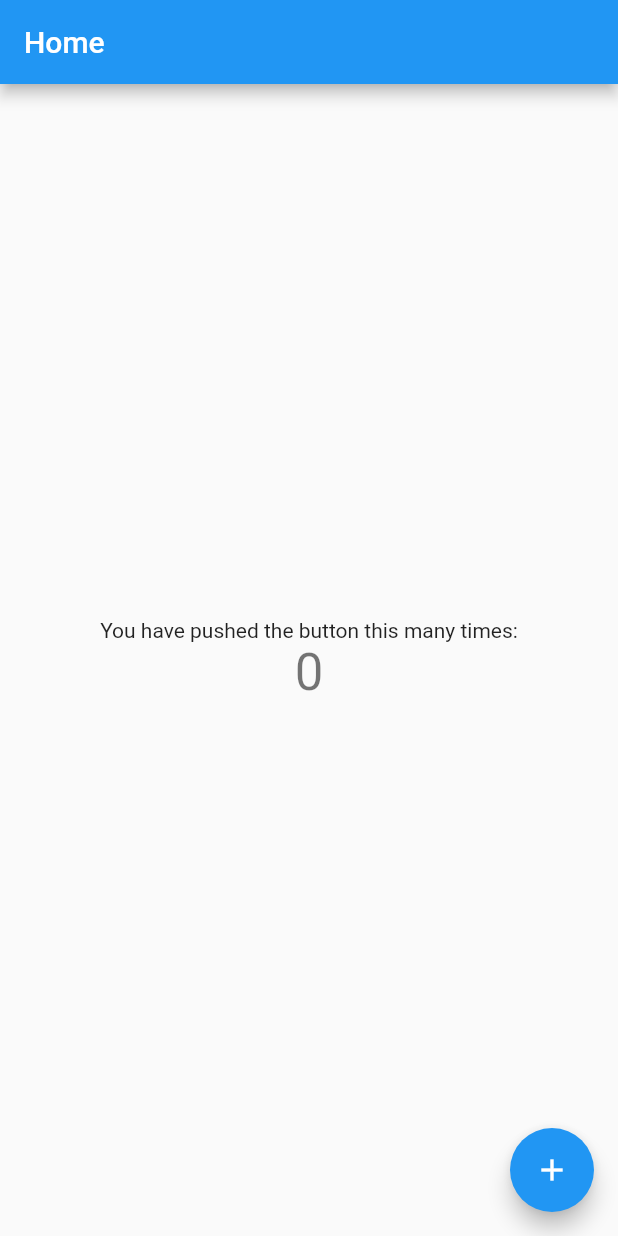
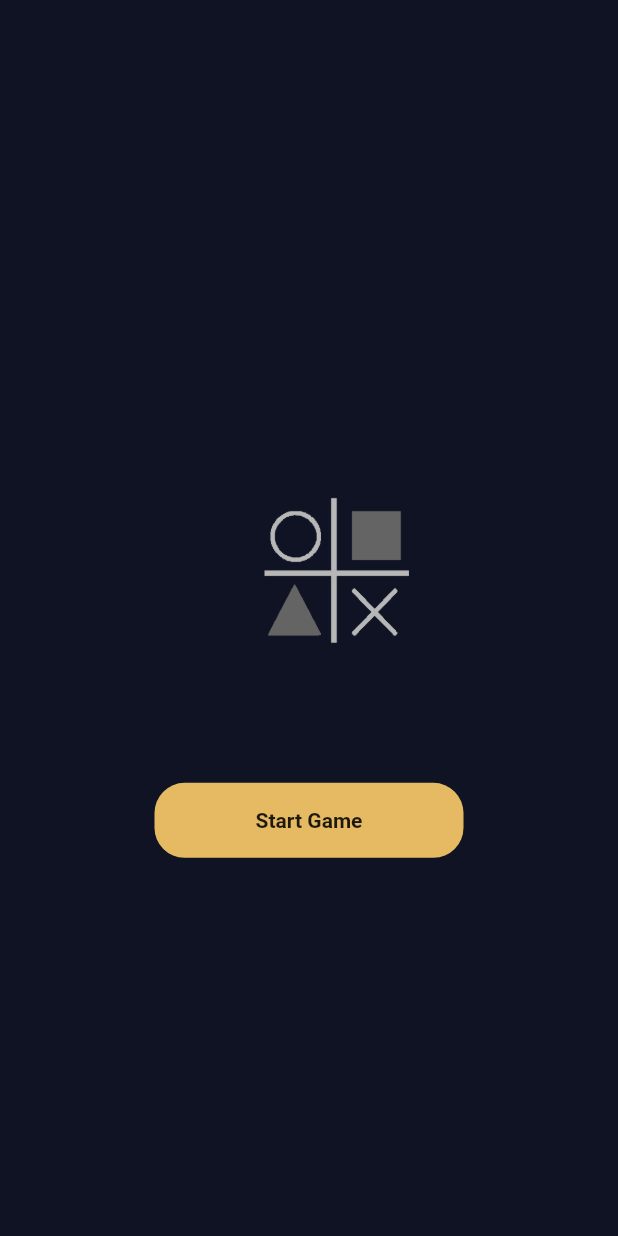
Before and after one commit to Abduallah-ELmaraghy/sparkhub_game, a Flutter app: the screen it shows after launch, on a phone screen of 412 x 824 dp. Run offline on Flutter 3.47's test engine with Material 2 defaults, Android fonts, the light colour scheme and no system bars; our stand-ins replace animated_splash_screen, google_fonts, page_transition.

Commit message:
update homepage and added some constants

```diff
--- a/lib/main.dart
+++ b/lib/main.dart
@@ -1,5 +1,6 @@
 import 'package:animated_splash_screen/animated_splash_screen.dart';
 import 'package:flutter/material.dart';
+import 'package:google_fonts/google_fonts.dart';
 import 'package:page_transition/page_transition.dart';
 import 'package:sparkhub_game/screens/home.dart';
 
@@ -15,19 +16,16 @@ class MyApp extends StatelessWidget {
   Widget build(BuildContext context) {
     return MaterialApp(
       title: 'Flutter Demo',
-      theme: ThemeData(
-        primarySwatch: Colors.blue,
+      home: AnimatedSplashScreen(
+        duration: 3000,
+        splash: Image.asset(
+          'assets/logo.png',
+        ),
+        nextScreen: const MyHomePage(title: 'Home'),
+        splashTransition: SplashTransition.fadeTransition,
+        pageTransitionType: PageTransitionType.bottomToTop,
+        backgroundColor: const Color(0xff101324),
       ),
-      home: AnimatedSplashScreen(
-          duration: 3000,
-          splash: const Text(
-            'SparkHub',
-            style: TextStyle(fontSize: 24, fontWeight: FontWeight.bold),
-          ),
-          nextScreen: MyHomePage(title: 'Home'),
-          splashTransition: SplashTransition.fadeTransition,
-          pageTransitionType: PageTransitionType.scale,
-          backgroundColor: Colors.blue),
     );
   }
 }
--- a/lib/screens/home.dart
+++ b/lib/screens/home.dart
@@ -1,16 +1,8 @@
 import 'package:flutter/material.dart';
+import 'package:sparkhub_game/constants/style.dart';
 
 class MyHomePage extends StatefulWidget {
   const MyHomePage({Key? key, required this.title}) : super(key: key);
-
-  // This widget is the home page of your application. It is stateful, meaning
-  // that it has a State object (defined below) that contains fields that affect
-  // how it looks.
-
-  // This class is the configuration for the state. It holds the values (in this
-  // case the title) provided by the parent (in this case the App widget) and
-  // used by the build method of the State. Fields in a Widget subclass are
-  // always marked "final".
 
   final String title;
 
@@ -19,68 +11,45 @@ class MyHomePage extends StatefulWidget {
 }
 
 class _MyHomePageState extends State<MyHomePage> {
-  int _counter = 0;
-
-  void _incrementCounter() {
-    setState(() {
-      // This call to setState tells the Flutter framework that something has
-      // changed in this State, which causes it to rerun the build method below
-      // so that the display can reflect the updated values. If we changed
-      // _counter without calling setState(), then the build method would not be
-      // called again, and so nothing would appear to happen.
-      _counter++;
-    });
-  }
-
   @override
   Widget build(BuildContext context) {
-    // This method is rerun every time setState is called, for instance as done
-    // by the _incrementCounter method above.
-    //
-    // The Flutter framework has been optimized to make rerunning build methods
-    // fast, so that you can just rebuild anything that needs updating rather
-    // than having to individually change instances of widgets.
     return Scaffold(
-      appBar: AppBar(
-        // Here we take the value from the MyHomePage object that was created by
-        // the App.build method, and use it to set our appbar title.
-        title: Text(widget.title),
-      ),
-      body: Center(
-        // Center is a layout widget. It takes a single child and positions it
-        // in the middle of the parent.
+      backgroundColor: kBackground,
+      body: SafeArea(
         child: Column(
-          // Column is also a layout widget. It takes a list of children and
-          // arranges them vertically. By default, it sizes itself to fit its
-          // children horizontally, and tries to be as tall as its parent.
-          //
-          // Invoke "debug painting" (press "p" in the console, choose the
-          // "Toggle Debug Paint" action from the Flutter Inspector in Android
-          // Studio, or the "Toggle Debug Paint" command in Visual Studio Code)
-          // to see the wireframe for each widget.
-          //
-          // Column has various properties to control how it sizes itself and
-          // how it positions its children. Here we use mainAxisAlignment to
-          // center the children vertically; the main axis here is the vertical
-          // axis because Columns are vertical (the cross axis would be
-          // horizontal).
-          mainAxisAlignment: MainAxisAlignment.center,
-          children: <Widget>[
-            const Text(
-              'You have pushed the button this many times:',
+          children: [
+            const Expanded(child: SizedBox()),
+            Padding(
+              padding: const EdgeInsets.all(28.0),
+              child: Image.asset(
+                "assets/logo.png",
+              ),
             ),
-            Text(
-              '$_counter',
-              style: Theme.of(context).textTheme.headline4,
+            InkWell(
+              child: Container(
+                height: 50,
+                width: MediaQuery.of(context).size.width / 2,
+                decoration: BoxDecoration(
+                  color: kOrange,
+                  borderRadius: BorderRadius.circular(20),
+                ),
+                child: Row(
+                  mainAxisAlignment: MainAxisAlignment.center,
+                  children: const [
+                    Text(
+                      "Start Game",
+                      style: TextStyle(
+                        fontWeight: FontWeight.bold,
+                      ),
+                    ),
+                  ],
+                ),
+              ),
             ),
+            const Expanded(child: SizedBox()),
           ],
         ),
       ),
-      floatingActionButton: FloatingActionButton(
-        onPressed: _incrementCounter,
-        tooltip: 'Increment',
-        child: const Icon(Icons.add),
-      ), // This trailing comma makes auto-formatting nicer for build methods.
     );
   }
 }
--- a/pubspec.yaml
+++ b/pubspec.yaml
@@ -36,6 +36,8 @@ dependencies:
 
   animated_splash_screen:
 
+  google_fonts: ^2.1.0
+
   cupertino_icons: ^1.0.2
 
 dev_dependencies:
@@ -61,7 +63,8 @@ flutter:
   uses-material-design: true
 
   # To add assets to your application, add an assets section, like this:
-  # assets:
+  assets:
+    - assets/logo.png
   #   - images/a_dot_burr.jpeg
   #   - images/a_dot_ham.jpeg
 
```
Also changed, not shown: lib/constants/style.dart (added, +13 -0 lines), lib/screens/splash.dart (+12 -6 lines), assets/logo.png (added), 2 other files.
